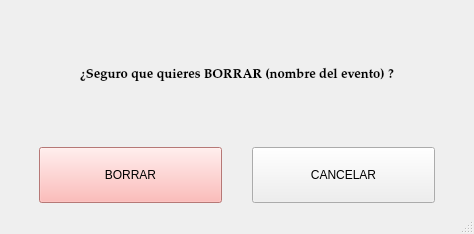
Qt form src/ui/EliminarEvento.ui (IvanJesusCorbalanPascual/Gestor-de-Eventos) before a commit.
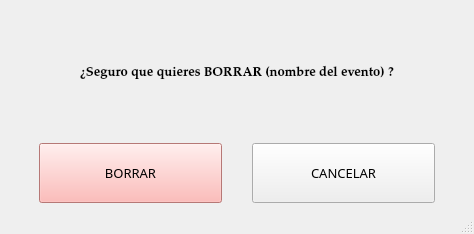
The same form after that commit.

What changed in the file:
```diff
--- a/src/ui/EliminarEvento.ui
+++ b/src/ui/EliminarEvento.ui
@@ -48,6 +48,12 @@
         </property>
         <item>
          <widget class="QPushButton" name="btnBorrar">
+          <property name="font">
+           <font>
+            <family>Alef</family>
+            <pointsize>10</pointsize>
+           </font>
+          </property>
           <property name="styleSheet">
            <string notr="true">QWidget {
     background-color: rgb(255, 168, 165); /* Un rojo pastel o rosa muy claro */
@@ -61,6 +67,12 @@
         </item>
         <item>
          <widget class="QPushButton" name="btnCancelarEliminar">
+          <property name="font">
+           <font>
+            <family>Alef</family>
+            <pointsize>10</pointsize>
+           </font>
+          </property>
           <property name="cursor">
            <cursorShape>PointingHandCursor</cursorShape>
           </property>
```
Left out of the diff: 2 changed lines with no effect on the pictures.
